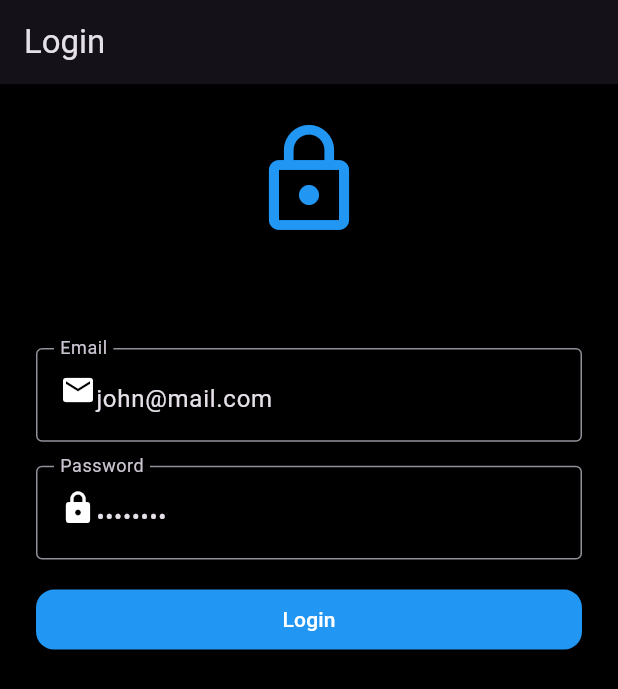
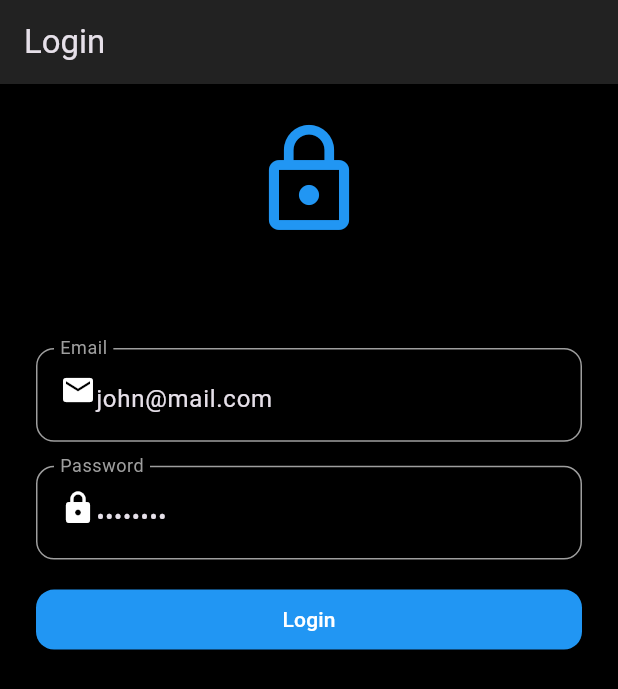
Before and after one commit to matvej83/clean_architecture_test, a Flutter app: the screen it shows after launch, on a phone screen of 412 x 824 dp. Shown: the top 689 px of the screen. Run offline on Flutter 3.47's test engine with Material 3 defaults, Android fonts, the phone set to English and light mode, and no system bars; our stand-ins replace carousel_slider, dartz, dio, equatable, flutter_bloc, flutter_dotenv and 5 more.

Commit message:
theme added, login errors fixed

```diff
--- /dev/null
+++ b/lib/core/presentation/theme/app_theme.dart
@@ -0,0 +1,73 @@
+import 'package:flutter/material.dart';
+
+class AppTheme {
+  static final dark = ThemeData.dark(useMaterial3: true).copyWith(
+    scaffoldBackgroundColor: Colors.black,
+    canvasColor: Colors.black,
+    appBarTheme: AppBarTheme(
+      elevation: 0,
+      surfaceTintColor: Colors.transparent,
+      scrolledUnderElevation: 0.0,
+      backgroundColor: const Color(0xFF222222),
+    ),
+    bottomNavigationBarTheme: BottomNavigationBarThemeData(
+      type: BottomNavigationBarType.fixed,
+      backgroundColor: const Color(0xFF222222),
+      showSelectedLabels: true,
+      showUnselectedLabels: false,
+    ),
+    inputDecorationTheme: InputDecorationTheme(
+      border: OutlineInputBorder(
+        borderRadius: BorderRadius.all(Radius.circular(12.0)),
+        borderSide: BorderSide(color: Colors.grey, width: 1.0),
+      ),
+      enabledBorder: OutlineInputBorder(
+        borderRadius: BorderRadius.all(Radius.circular(12.0)),
+        borderSide: BorderSide(color: Colors.grey, width: 1.0),
+      ),
+      focusedBorder: OutlineInputBorder(
+        borderRadius: BorderRadius.all(Radius.circular(12.0)),
+        borderSide: BorderSide(color: Colors.blue, width: 2.0),
+      ),
+      disabledBorder: OutlineInputBorder(
+        borderRadius: BorderRadius.all(Radius.circular(12.0)),
+        borderSide: BorderSide(color: Colors.blueGrey, width: 1.0),
+      ),
+      errorBorder: OutlineInputBorder(
+        borderRadius: BorderRadius.all(Radius.circular(12.0)),
+        borderSide: BorderSide(color: Colors.red, width: 1.0),
+      ),
+      focusedErrorBorder: OutlineInputBorder(
+        borderRadius: BorderRadius.all(Radius.circular(12.0)),
+        borderSide: BorderSide(color: Colors.red, width: 2.0),
+      ),
+      errorStyle: TextStyle(color: Colors.red),
+      labelStyle: WidgetStateTextStyle.resolveWith((states) {
+        if (states.contains(WidgetState.error)) {
+          return const TextStyle(color: Colors.red);
+        }
+        return TextStyle();
+      }),
+      floatingLabelStyle: WidgetStateTextStyle.resolveWith((states) {
+        if (states.contains(WidgetState.error)) {
+          return const TextStyle(color: Colors.red);
+        }
+        if (states.contains(WidgetState.focused)) {
+          return const TextStyle(color: Colors.blue);
+        }
+        return const TextStyle(color: Colors.grey);
+      }),
+    ),
+    elevatedButtonTheme: ElevatedButtonThemeData(
+      style: ElevatedButton.styleFrom(
+        backgroundColor: Colors.blue,
+        disabledBackgroundColor: Colors.grey,
+        foregroundColor: Colors.white,
+        disabledForegroundColor: Colors.blueGrey,
+        shape: RoundedRectangleBorder(
+          borderRadius: BorderRadiusGeometry.circular(12.0),
+        ),
+      ),
+    ),
+  );
+}
--- a/lib/features/auth/presentation/pages/login_page.dart
+++ b/lib/features/auth/presentation/pages/login_page.dart
@@ -79,7 +79,6 @@ class _LoginPageState extends State<LoginPage> {
                     textAlignVertical: TextAlignVertical.center,
                     decoration: InputDecoration(
                       labelText: 'Email',
-                      border: OutlineInputBorder(),
                       prefix: Icon(Icons.email),
                     ),
                     validator: (value) {
@@ -95,7 +94,6 @@ class _LoginPageState extends State<LoginPage> {
                     obscureText: obscure,
                     decoration: InputDecoration(
                       labelText: 'Password',
-                      border: OutlineInputBorder(),
                       prefix: GestureDetector(
                         onTap: obscureIcon,
                         child: Icon(obscure ? Icons.lock : Icons.lock_open),
--- a/lib/features/main/presentation/main_screen.dart
+++ b/lib/features/main/presentation/main_screen.dart
@@ -49,7 +49,6 @@ class _MainScreenState extends State<MainScreen> {
   @override
   Widget build(BuildContext context) {
     return Scaffold(
-      backgroundColor: Colors.black,
       appBar: AppBar(
         title: Text(_getAppBarTitle(context)),
         centerTitle: true,
--- a/lib/features/main/presentation/widgets/bottom_nav_bar.dart
+++ b/lib/features/main/presentation/widgets/bottom_nav_bar.dart
@@ -13,12 +13,8 @@ class BottomNavBar extends StatelessWidget {
   @override
   Widget build(BuildContext context) {
     return BottomNavigationBar(
-      type: BottomNavigationBarType.fixed,
       currentIndex: currentPage,
       onTap: onItemTap,
-      showSelectedLabels: true,
-      showUnselectedLabels: false,
-      backgroundColor: Color(0xFF222222),
       items: const <BottomNavigationBarItem>[
         BottomNavigationBarItem(
           icon: Icon(Icons.home_filled),
--- a/lib/features/products/presentation/pages/product_page.dart
+++ b/lib/features/products/presentation/pages/product_page.dart
@@ -1,5 +1,5 @@
 import 'package:carousel_slider/carousel_controller.dart';
-import 'package:clean_architecture_test/common_widgets/carousel_slider.dart';
+import 'package:clean_architecture_test/core/presentation/widgets/carousel_slider.dart';
 import 'package:clean_architecture_test/features/products/presentation/bloc/products_bloc.dart';
 import 'package:clean_architecture_test/features/products/presentation/bloc/products_event.dart';
 import 'package:clean_architecture_test/features/products/presentation/widgets/carousel_slider_item.dart';
--- a/lib/features/products/presentation/pages/products_page.dart
+++ b/lib/features/products/presentation/pages/products_page.dart
@@ -17,7 +17,10 @@ class ProductsPage extends StatelessWidget {
             : CustomScrollView(
                 physics: const ClampingScrollPhysics(),
                 slivers: [
-                  SliverToBoxAdapter(child: CategoriesList()),
+                  SliverPadding(
+                    padding: const EdgeInsets.only(top: 12.0),
+                    sliver: SliverToBoxAdapter(child: CategoriesList()),
+                  ),
                   SliverPadding(
                     padding: const EdgeInsets.only(top: 24.0),
                     sliver: ProductsList(products: state.products),
--- a/lib/features/products/presentation/widgets/categories_list.dart
+++ b/lib/features/products/presentation/widgets/categories_list.dart
@@ -55,7 +55,11 @@ class ListItem extends StatelessWidget {
     return GestureDetector(
       onTap: onTap,
       child: Container(
-        color: isSelected ? Colors.white24 : null,
+        padding: EdgeInsets.all(8.0),
+        decoration: BoxDecoration(
+          borderRadius: isSelected ? BorderRadius.circular(8.0) : null,
+          color: isSelected ? Colors.white24 : null,
+        ),
         width: 120.0,
         child: Column(
           spacing: 8.0,
--- a/lib/main.dart
+++ b/lib/main.dart
@@ -1,3 +1,4 @@
+import 'package:clean_architecture_test/core/presentation/theme/app_theme.dart';
 import 'package:clean_architecture_test/features/auth/presentation/bloc/auth_bloc.dart';
 import 'package:clean_architecture_test/features/products/domain/usecases/fetch_categories_usecase.dart';
 import 'package:clean_architecture_test/features/users/presentation/bloc/users_bloc.dart';
@@ -65,26 +66,7 @@ class MyApp extends StatelessWidget {
         title: 'Auth Clean App',
         routerConfig: appRouter.router,
         debugShowCheckedModeBanner: false,
-        theme: ThemeData.dark(useMaterial3: true).copyWith(
-          scaffoldBackgroundColor: Colors.black,
-          canvasColor: Colors.black,
-          appBarTheme: AppBarTheme(
-            elevation: 0,
-            surfaceTintColor: Colors.transparent,
-            scrolledUnderElevation: 0.0,
-          ),
-          elevatedButtonTheme: ElevatedButtonThemeData(
-            style: ElevatedButton.styleFrom(
-              backgroundColor: Colors.blue,
-              disabledBackgroundColor: Colors.grey,
-              foregroundColor: Colors.white,
-              disabledForegroundColor: Colors.blueGrey,
-              shape: RoundedRectangleBorder(
-                borderRadius: BorderRadiusGeometry.circular(12.0),
-              ),
-            ),
-          ),
-        ),
+        theme: AppTheme.dark,
       ),
     );
   }
```
Also changed, not shown: lib/core/di/modules/network_module.dart (+9 -9 lines), lib/core/network/http_interceptors.dart (+30 -39 lines), lib/features/users/data/models/category_model.dart (deleted, +0 -35 lines), lib/features/users/data/models/product_model.dart (deleted, +0 -50 lines), lib/core/presentation/widgets/carousel_slider.dart (renamed from lib/common_widgets/carousel_slider.dart), lib/features/users/data/models/category_model.freezed.dart (deleted), lib/features/users/data/models/category_model.g.dart (deleted), lib/features/users/data/models/product_model.freezed.dart (deleted), lib/features/users/data/models/product_model.g.dart (deleted).
